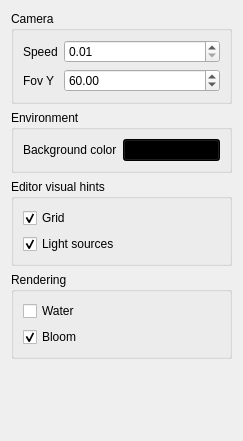
Old version of the form Project3/ui/miscsettingswidget.ui in the repository QTGuys/Project_3.
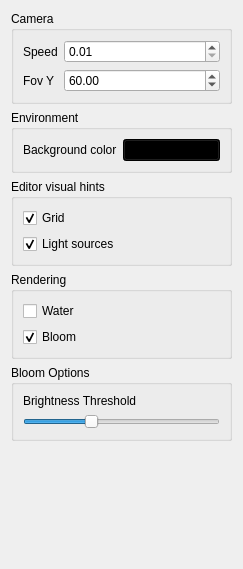
New version of the form.

Diff of the .ui file:
```diff
--- a/Project3/ui/miscsettingswidget.ui
+++ b/Project3/ui/miscsettingswidget.ui
@@ -7,7 +7,7 @@
     <x>0</x>
     <y>0</y>
     <width>243</width>
-    <height>441</height>
+    <height>569</height>
    </rect>
   </property>
   <property name="windowTitle">
@@ -141,6 +141,44 @@
      </layout>
     </widget>
    </item>
+   <item>
+    <widget class="QGroupBox" name="groupBox_5">
+     <property name="title">
+      <string>Bloom Options</string>
+     </property>
+     <layout class="QVBoxLayout" name="verticalLayout_4">
+      <item>
+       <widget class="QLabel" name="label_3">
+        <property name="text">
+         <string>Brightness Threshold</string>
+        </property>
+       </widget>
+      </item>
+      <item>
+       <widget class="QSlider" name="thresholdSlider">
+        <property name="maximum">
+         <number>300</number>
+        </property>
+        <property name="pageStep">
+         <number>1</number>
+        </property>
+        <property name="value">
+         <number>100</number>
+        </property>
+        <property name="sliderPosition">
+         <number>100</number>
+        </property>
+        <property name="tracking">
+         <bool>false</bool>
+        </property>
+        <property name="orientation">
+         <enum>Qt::Horizontal</enum>
+        </property>
+       </widget>
+      </item>
+     </layout>
+    </widget>
+   </item>
    <item>
     <spacer name="verticalSpacer">
      <property name="orientation">
```
